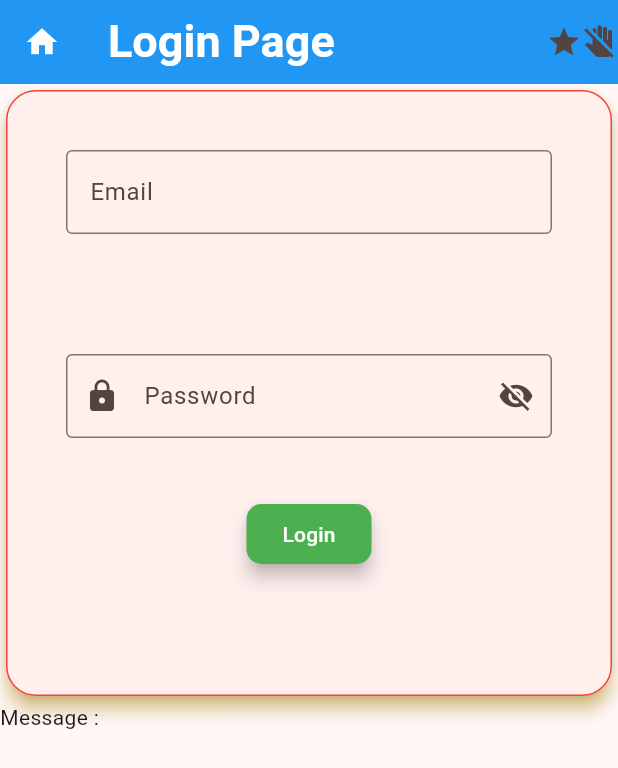
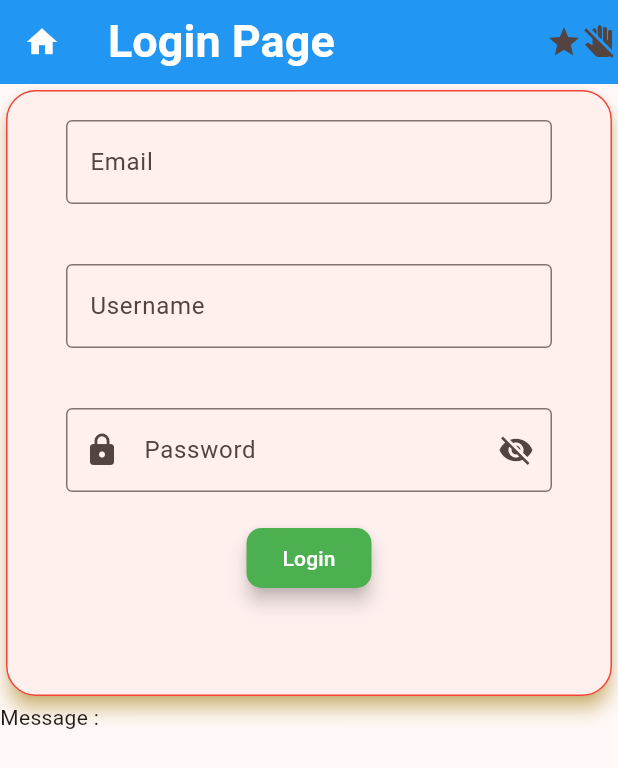
Before and after one commit to khaniffatoni/advance-8jun24, a Flutter app: the screen it shows after launch, on a phone screen of 412 x 824 dp. Shown: the top 768 px of the screen. Run offline on Flutter 3.47's test engine with Material 3 defaults, Android fonts, the phone set to English and light mode, and no system bars; our stand-ins replace flutter_svg, fluttertoast; network calls fail.

Commit message:
clean code and navigate with parsing data

```diff
--- a/flutter_application_advance/lib/UI/login_page.dart
+++ b/flutter_application_advance/lib/UI/login_page.dart
@@ -1,7 +1,5 @@
 import 'package:flutter/material.dart';
-import 'package:flutter/widgets.dart';
 import 'package:flutter_application_advance/provider/login_provider.dart';
-import 'package:fluttertoast/fluttertoast.dart';
 import 'package:provider/provider.dart';
 
 class LoginPage extends StatelessWidget {
@@ -45,7 +43,7 @@ class LoginPage extends StatelessWidget {
                 child: Column(
                   children: [
                     Padding(
-                      padding: const EdgeInsets.all(40),
+                      padding: const EdgeInsets.symmetric(vertical: 20, horizontal: 40),
                       child: TextFormField(
                         controller: provider.emailField,
                         keyboardType: TextInputType.emailAddress,
@@ -74,7 +72,34 @@ class LoginPage extends StatelessWidget {
                       ),
                     ),
                     Padding(
-                      padding: const EdgeInsets.all(40),
+                      padding: const EdgeInsets.symmetric(vertical: 20, horizontal: 40),
+                      child: TextFormField(
+                        controller: provider.usernameField,
+                        keyboardType: TextInputType.name,
+                        validator: (value) {
+                          if (value == '') {
+                            return 'Isi field ini';
+                          }
+                          return null;
+                        },
+                        // onChanged: (value) {
+                        //   setState(() {
+                        //     email = value;
+                        //   });
+                        // },
+                        decoration: const InputDecoration(
+                            hintText: 'Masukkan Username',
+                            labelText: 'Username',
+                            focusedBorder: OutlineInputBorder(
+                                borderSide: BorderSide(color: Colors.blue)),
+                            border: OutlineInputBorder(
+                                borderSide: BorderSide(
+                              color: Colors.blue,
+                            ))),
+                      ),
+                    ),
+                    Padding(
+                      padding: const EdgeInsets.symmetric(vertical: 20, horizontal: 40),
                       child: TextFormField(
                         controller: provider.passwordField,
                         keyboardType: TextInputType.visiblePassword,
--- a/flutter_application_advance/lib/UI/main/history_payment_page.dart
+++ b/flutter_application_advance/lib/UI/main/history_payment_page.dart
@@ -11,7 +11,7 @@ class HistoryPaymentPage extends StatelessWidget {
       itemCount: listOrder.length,
       itemBuilder: (context, index) {
         return Card(
-          margin: EdgeInsets.all(10),
+          margin: const EdgeInsets.all(10),
           child: Padding(
             padding: const EdgeInsets.all(8.0),
             child: Column(
@@ -19,7 +19,7 @@ class HistoryPaymentPage extends StatelessWidget {
               children: [
                 Text(
                   listOrder[index].idTransaction,
-                  style: TextStyle(fontWeight: FontWeight.bold),
+                  style: const TextStyle(fontWeight: FontWeight.bold),
                 ),
                 Text(listOrder[index].product),
                 Text(listOrder[index].qty.toString()),
--- a/flutter_application_advance/lib/UI/main/payment_page.dart
+++ b/flutter_application_advance/lib/UI/main/payment_page.dart
@@ -1,5 +1,4 @@
 import 'package:flutter/material.dart';
-import 'package:flutter/widgets.dart';
 import 'package:flutter_svg/flutter_svg.dart';
 import 'package:fluttertoast/fluttertoast.dart';
 
--- a/flutter_application_advance/lib/UI/two_page.dart
+++ b/flutter_application_advance/lib/UI/two_page.dart
@@ -11,7 +11,7 @@ class TwoPage extends StatelessWidget {
       appBar: PreferredSize(
           preferredSize: Size(MediaQuery.sizeOf(context).width, 50),
           child: AppBarCustom('Main Page', Colors.blue)),
-      body: Center(
+      body: const Center(
         child: Text('Halaman Kedua'),
       ),
     );
--- a/flutter_application_advance/lib/commons/color_pallete.dart
+++ b/flutter_application_advance/lib/commons/color_pallete.dart
@@ -1,3 +1,3 @@
 import 'package:flutter/material.dart';
 
-Color primaryColor = Color(0xFF0000FF);
+Color primaryColor = const Color(0xFF0000FF);
--- a/flutter_application_advance/lib/commons/widget/app_bar_custom.dart
+++ b/flutter_application_advance/lib/commons/widget/app_bar_custom.dart
@@ -1,3 +1,5 @@
+// ignore_for_file: must_be_immutable
+
 import 'package:flutter/material.dart';
 
 class AppBarCustom extends StatelessWidget {
@@ -10,7 +12,7 @@ class AppBarCustom extends StatelessWidget {
     return AppBar(
       title: Text(
         title,
-        style: TextStyle(color: Colors.red),
+        style: const TextStyle(color: Colors.red),
       ),
       backgroundColor: colorAppBar,
     );
--- a/flutter_application_advance/lib/main.dart
+++ b/flutter_application_advance/lib/main.dart
@@ -45,7 +45,7 @@ class MyApps extends StatelessWidget {
             colorScheme: ColorScheme.fromSeed(seedColor: Colors.red),
             useMaterial3: true,
           ),
-          home: LoginPage()),
+          home: const LoginPage()),
     );
   }
 }
--- a/flutter_application_advance/lib/provider/login_provider.dart
+++ b/flutter_application_advance/lib/provider/login_provider.dart
@@ -4,6 +4,7 @@ import 'package:flutter_application_advance/UI/main_page.dart';
 class LoginProvider extends ChangeNotifier {
   final formKey = GlobalKey<FormState>();
   TextEditingController emailField = TextEditingController();
+  TextEditingController usernameField = TextEditingController();
   TextEditingController passwordField = TextEditingController();
   bool statusObsecure = true;
 
@@ -18,7 +19,7 @@ class LoginProvider extends ChangeNotifier {
       Navigator.pushReplacement(
           context,
           MaterialPageRoute(
-            builder: (context) => MainPage(),
+            builder: (context) => MainPage(emailField.text, usernameField.text),
           ));
     }
     notifyListeners();
```
Also changed, not shown: flutter_application_advance/lib/UI/main/profile_page.dart (+11 -11 lines), flutter_application_advance/lib/UI/main_page.dart (+17 -17 lines), flutter_application_advance/lib/commons/constant.dart (+4 -5 lines).
